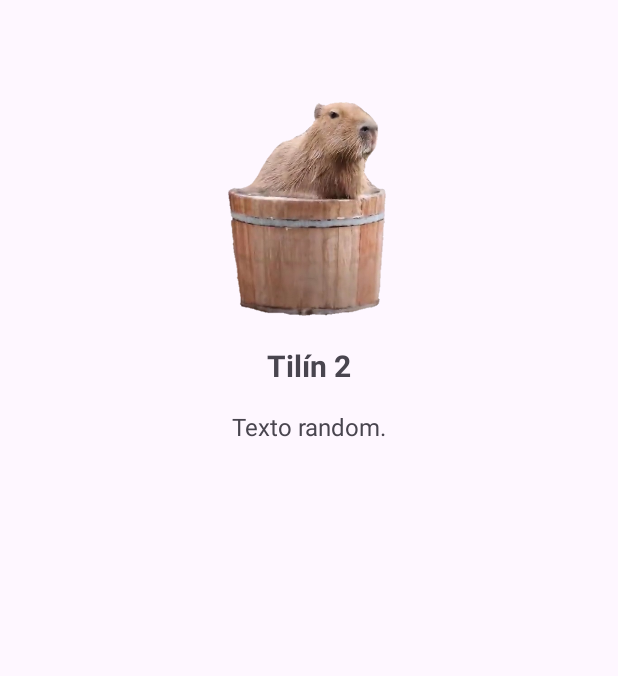
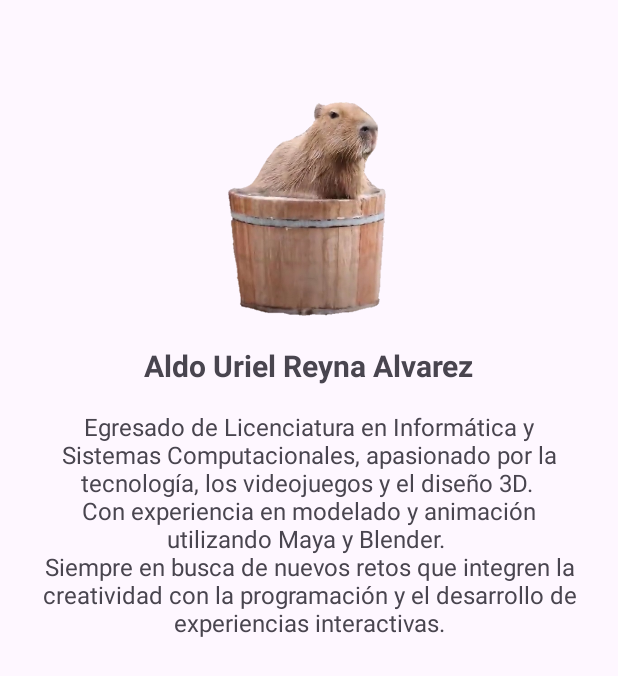
Before and after one commit to polaroso777/Tarea11Jetpack, an Android app: the Perfil2Fragment screen opened through its navigation route, on a phone screen of 412 x 824 dp. Shown: the top 676 px of the screen. Run offline under Robolectric (Android 15) with nearby library versions, the phone set to English and light mode, and no system bars.

Commit message:
Update Nombres

```diff
--- a/app/src/main/res/layout/fragment_perfil2.xml
+++ b/app/src/main/res/layout/fragment_perfil2.xml
@@ -25,7 +25,7 @@
         android:id="@+id/txtNombre"
         android:layout_width="wrap_content"
         android:layout_height="wrap_content"
-        android:text="Tilín 2"
+        android:text="Aldo Uriel Reyna Alvarez"
         android:textSize="20sp"
         android:textStyle="bold"
         app:layout_constraintTop_toBottomOf="@id/imgPerfil"
@@ -38,7 +38,7 @@
         android:id="@+id/txtDescripcion"
         android:layout_width="0dp"
         android:layout_height="wrap_content"
-        android:text="Texto random."
+        android:text="Egresado de Licenciatura en Informática y Sistemas Computacionales, apasionado por la tecnología, los videojuegos y el diseño 3D. \nCon experiencia en modelado y animación utilizando Maya y Blender. \nSiempre en busca de nuevos retos que integren la creatividad con la programación y el desarrollo de experiencias interactivas."
         android:textAlignment="center"
         android:gravity="center"
         android:textSize="16sp"
```
